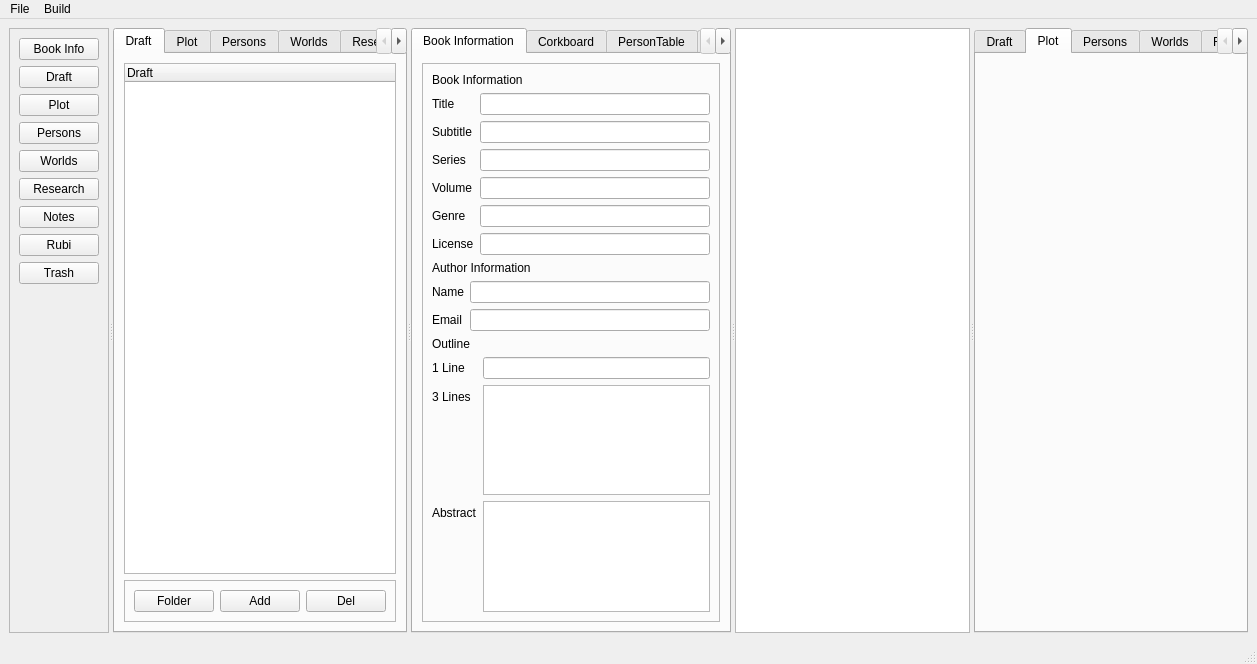
Old version of the form mainwindow.ui in the repository NovelLab/sms-editor1.
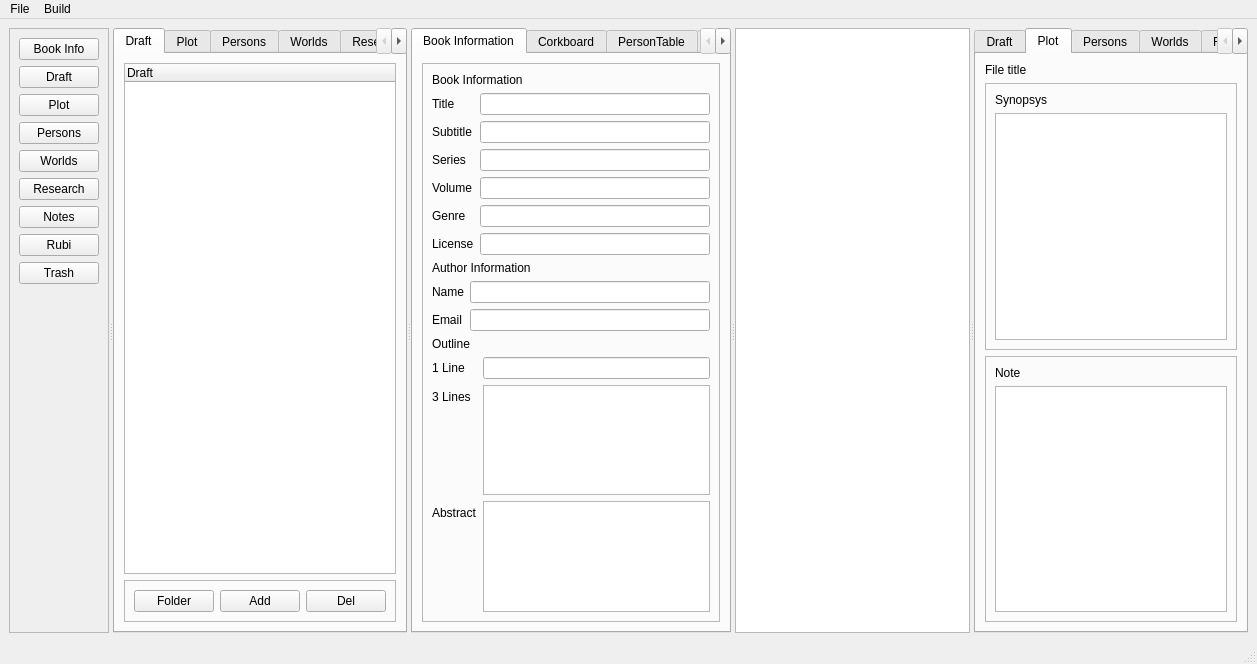
New version of the form. The open tabs and pages were chosen to show the change. Custom widgets are drawn as their Qt base class.

Commit message: Add: plot sub editor.

Diff of the .ui file:
```diff
--- a/mainwindow.ui
+++ b/mainwindow.ui
@@ -826,6 +826,59 @@
         <attribute name="title">
          <string>Plot</string>
         </attribute>
+        <layout class="QVBoxLayout" name="verticalLayout_23">
+         <item>
+          <widget class="QLabel" name="lblPlotTitle">
+           <property name="text">
+            <string>File title</string>
+           </property>
+          </widget>
+         </item>
+         <item>
+          <widget class="QFrame" name="frame_13">
+           <property name="frameShape">
+            <enum>QFrame::StyledPanel</enum>
+           </property>
+           <property name="frameShadow">
+            <enum>QFrame::Raised</enum>
+           </property>
+           <layout class="QVBoxLayout" name="verticalLayout_21">
+            <item>
+             <widget class="QLabel" name="label_21">
+              <property name="text">
+               <string>Synopsys</string>
+              </property>
+             </widget>
+            </item>
+            <item>
+             <widget class="QTextEdit" name="txtEditSynopPlot"/>
+            </item>
+           </layout>
+          </widget>
+         </item>
+         <item>
+          <widget class="QFrame" name="frame_14">
+           <property name="frameShape">
+            <enum>QFrame::StyledPanel</enum>
+           </property>
+           <property name="frameShadow">
+            <enum>QFrame::Raised</enum>
+           </property>
+           <layout class="QVBoxLayout" name="verticalLayout_22">
+            <item>
+             <widget class="QLabel" name="label_22">
+              <property name="text">
+               <string>Note</string>
+              </property>
+             </widget>
+            </item>
+            <item>
+             <widget class="QTextEdit" name="txtEditNotePlot"/>
+            </item>
+           </layout>
+          </widget>
+         </item>
+        </layout>
        </widget>
        <widget class="QWidget" name="tabPersonsSide">
         <attribute name="title">
```
Left out of the diff: 2 changed lines with no effect on the pictures. The commit also changes 6 other files.
